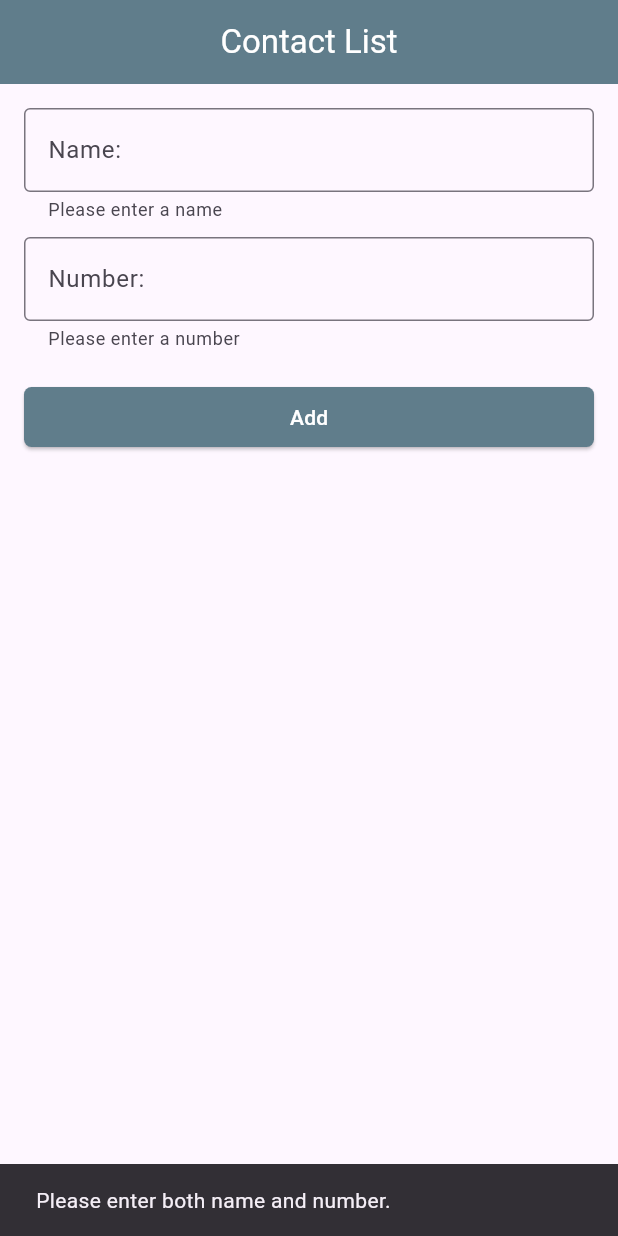
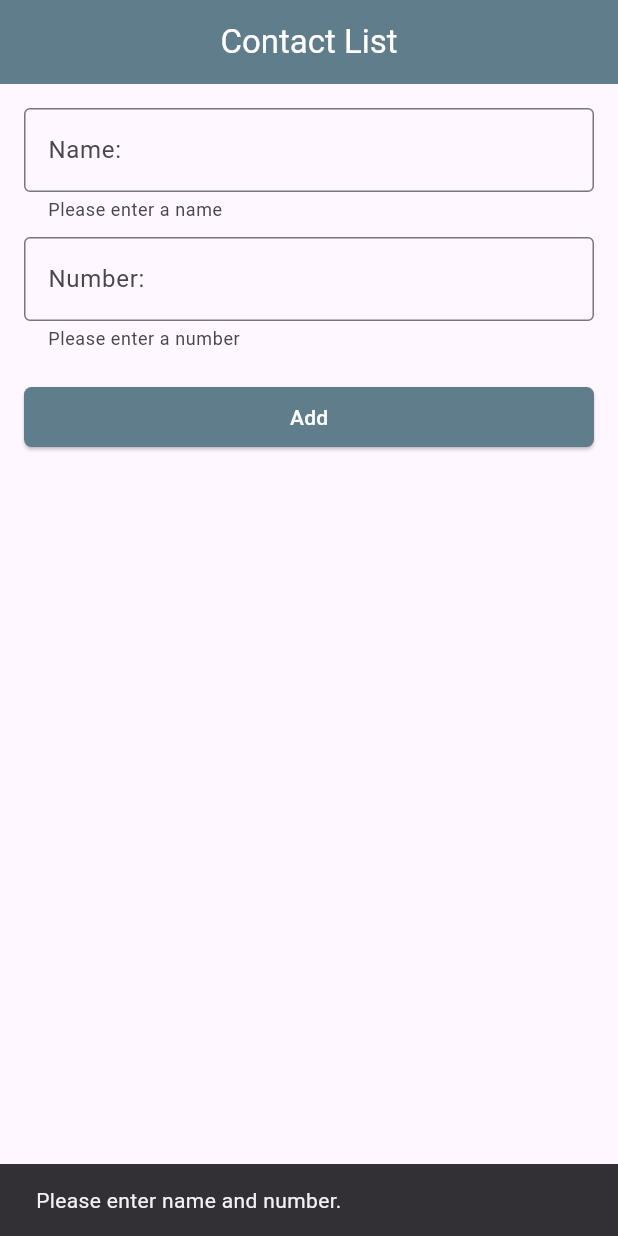
Before and after one commit to iliyasrobin/Ostad, a Flutter app: the screen it shows after launch, after a tap on "Add", on a phone screen of 412 x 824 dp. Run offline on Flutter 3.47's test engine with Material 3 defaults, Android fonts, the phone set to English and light mode, and no system bars.

```diff
--- a/lib/home.dart
+++ b/lib/home.dart
@@ -26,7 +26,7 @@ class _HomeState extends State<Home> {
 
       } else {
         ScaffoldMessenger.of(context).showSnackBar(const SnackBar(
-          content: Text("Please enter both name and number."),
+          content: Text("Please enter name and number."),
         ));
       }
     });
```
